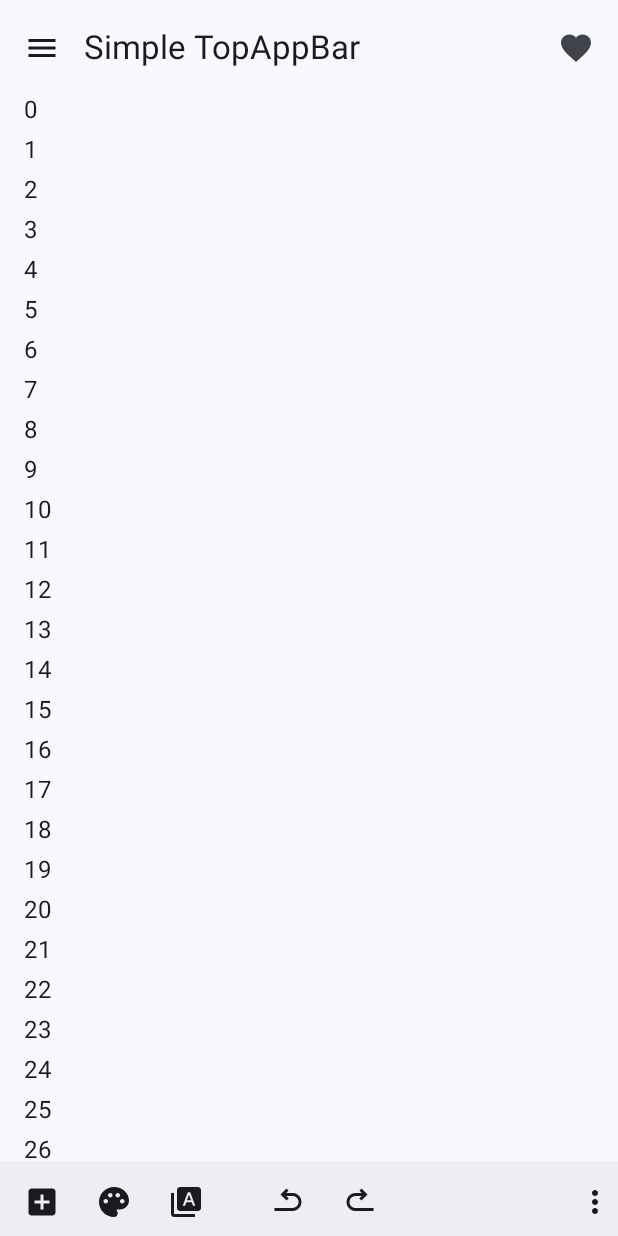
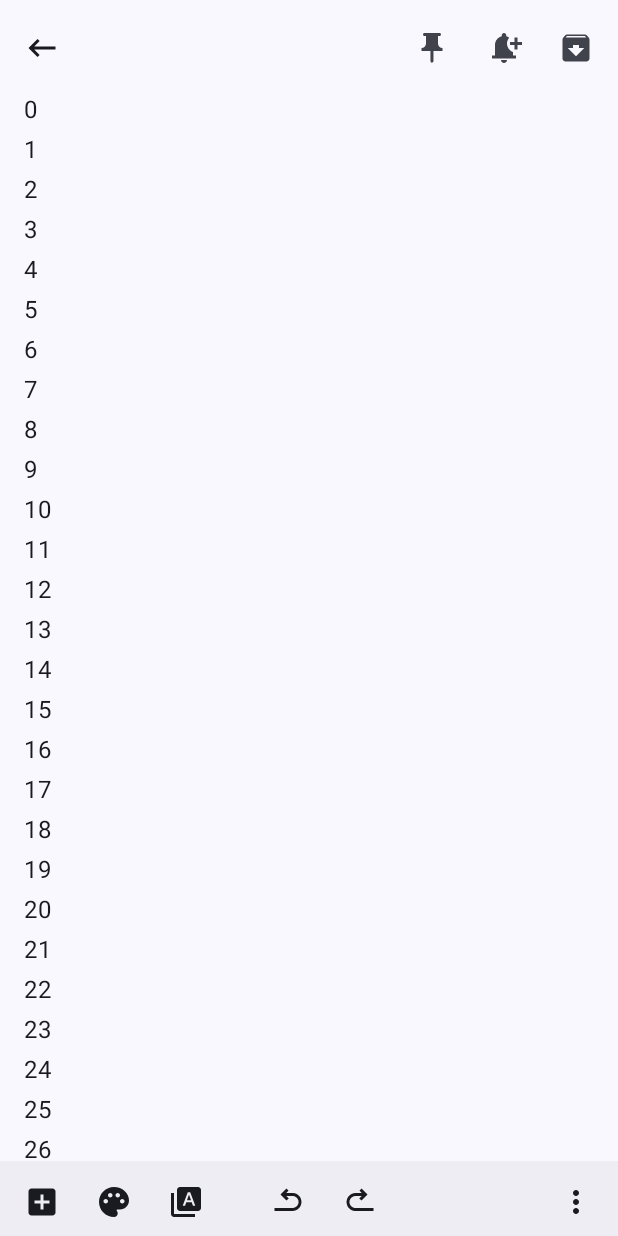
Before and after one commit to jaszczurga/NoteApp, an Android app built with Jetpack Compose: the NoteScreen screen opened through its navigation route, on a phone screen of 412 x 824 dp. Run offline under Robolectric (Android 15) with nearby library versions, the light colour scheme and no system bars; our stand-ins replace Dagger/Hilt's generated code.

Commit message:
NoteScreen UI some actionbutton changes moved from bottombar to scaffold added bottombar and top bar for NoteScreen przeniesienie do components AddButton i NoteCard topbar done

```diff
--- a/app/src/main/java/com/example/googlenotesclone/screens/NoteScreen/NoteScreen.kt
+++ b/app/src/main/java/com/example/googlenotesclone/screens/NoteScreen/NoteScreen.kt
@@ -1,5 +1,6 @@
 package com.example.googlenotesclone.screens.NoteScreen
 
+import android.text.Layout
 import androidx.compose.foundation.layout.Arrangement
 import androidx.compose.foundation.layout.Row
 import androidx.compose.foundation.layout.Spacer
@@ -12,15 +13,19 @@ import androidx.compose.foundation.lazy.LazyColumn
 import androidx.compose.material.icons.Icons
 import androidx.compose.material.icons.filled.Add
 import androidx.compose.material.icons.filled.AddBox
+import androidx.compose.material.icons.filled.Archive
 import androidx.compose.material.icons.filled.Brush
 import androidx.compose.material.icons.filled.CheckBox
 import androidx.compose.material.icons.filled.Favorite
+import androidx.compose.material.icons.filled.KeyboardBackspace
 import androidx.compose.material.icons.filled.Menu
 import androidx.compose.material.icons.filled.Mic
 import androidx.compose.material.icons.filled.MoreHoriz
 import androidx.compose.material.icons.filled.MoreVert
+import androidx.compose.material.icons.filled.NotificationAdd
 import androidx.compose.material.icons.filled.Palette
 import androidx.compose.material.icons.filled.Photo
+import androidx.compose.material.icons.filled.PushPin
 import androidx.compose.material.icons.filled.TypeSpecimen
 import androidx.compose.material.icons.filled.UTurnLeft
 import androidx.compose.material.icons.filled.UTurnRight
@@ -40,17 +45,21 @@ import androidx.compose.runtime.Composable
 import androidx.compose.ui.Alignment
 import androidx.compose.ui.Modifier
 import androidx.compose.ui.graphics.graphicsLayer
+import androidx.compose.ui.modifier.modifierLocalConsumer
 import androidx.compose.ui.text.style.TextOverflow
 import androidx.compose.ui.tooling.preview.Preview
 import androidx.compose.ui.unit.dp
 import androidx.navigation.NavHostController
+import com.example.googlenotesclone.navigation.NotesAppScreens
 
 @OptIn(ExperimentalMaterial3Api::class)
 @Composable
 fun NoteScreen(navController : NavHostController) {
     Scaffold(
         topBar = {
-                 NoteTopAppBar()
+                 NoteTopAppBar(onBackArrowClick = {
+                     navController.navigate(NotesAppScreens.HomeScreen.name)
+                 })
         },
         bottomBar = {
                     NoteBottomBar()
@@ -79,28 +88,39 @@ fun NoteScreen(navController : NavHostController) {
 
 @OptIn(ExperimentalMaterial3Api::class)
 @Composable
-fun NoteTopAppBar() {
+fun NoteTopAppBar(
+    onBackArrowClick : ()->Unit={},
+    onPinClick : ()->Unit={},
+    onNotificationClick : ()->Unit={},
+    onArchiveClick : ()->Unit={}
+) {
     TopAppBar(
-        title = {
-            Text(
-                "Simple TopAppBar" ,
-                maxLines = 1 ,
-                overflow = TextOverflow.Ellipsis
-            )
-        } ,
+        title = {} ,
         navigationIcon = {
-            IconButton(onClick = { /* doSomething() */ }) {
+            IconButton(onClick = { onBackArrowClick.invoke() }) {
                 Icon(
-                    imageVector = Icons.Filled.Menu ,
+                    imageVector = Icons.Filled.KeyboardBackspace ,
                     contentDescription = "Localized description"
                 )
             }
         } ,
         actions = {
-            IconButton(onClick = { /* doSomething() */ }) {
+            IconButton(onClick = { onPinClick.invoke() }) {
                 Icon(
-                    imageVector = Icons.Filled.Favorite ,
-                    contentDescription = "Localized description"
+                    imageVector = Icons.Filled.PushPin ,
+                    contentDescription = "pinned"
+                )
+            }
+            IconButton(onClick = { onNotificationClick.invoke() }) {
+                Icon(
+                    imageVector = Icons.Filled.NotificationAdd ,
+                    contentDescription = "add notification"
+                )
+            }
+            IconButton(onClick = { onArchiveClick.invoke() }) {
+                Icon(
+                    imageVector = Icons.Filled.Archive ,
+                    contentDescription = "archive"
                 )
             }
         }
@@ -157,13 +177,14 @@ fun NoteBottomBar(
                         )
                     }
                 }
-                Spacer(modifier=Modifier.fillMaxWidth(0.8f))
-                IconButton(
-                    onClick={ onClickMore.invoke() }) {
-                    Icon(
-                        Icons.Default.MoreVert ,
-                        contentDescription="miedzy innymi usun"
-                    )
+                Row(horizontalArrangement = Arrangement.End, modifier = Modifier.fillMaxWidth()) {
+                    IconButton(
+                        onClick={ onClickMore.invoke() }) {
+                        Icon(
+                            Icons.Default.MoreVert ,
+                            contentDescription="miedzy innymi usun",
+                        )
+                    }
                 }
             }
         }
```
